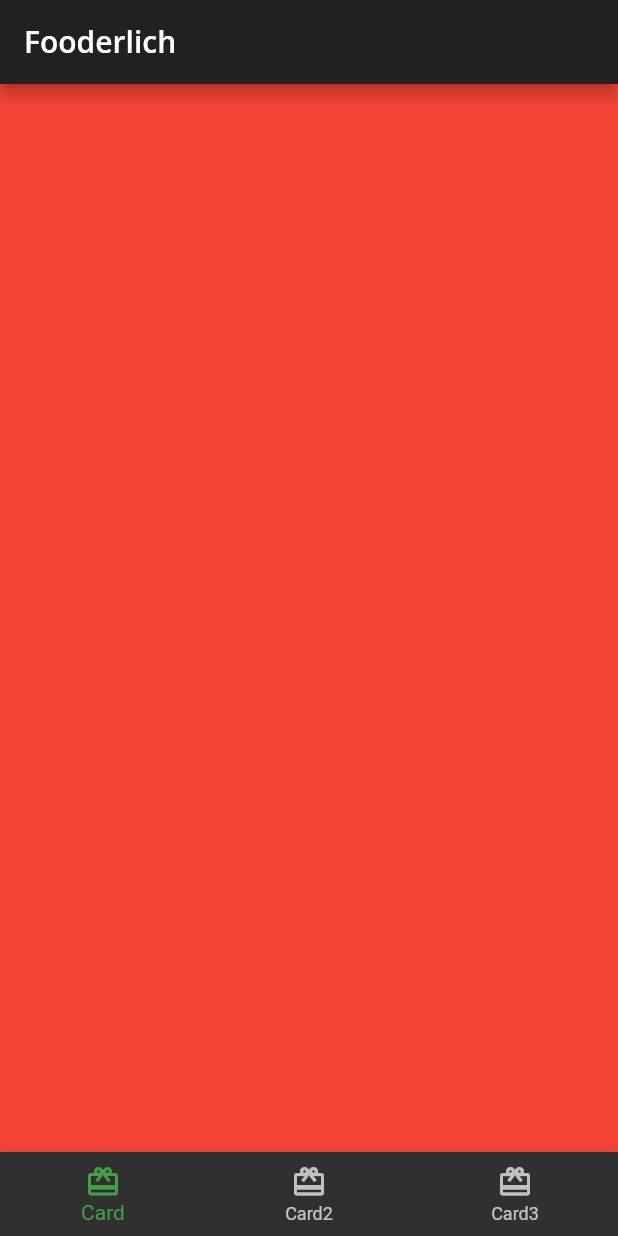
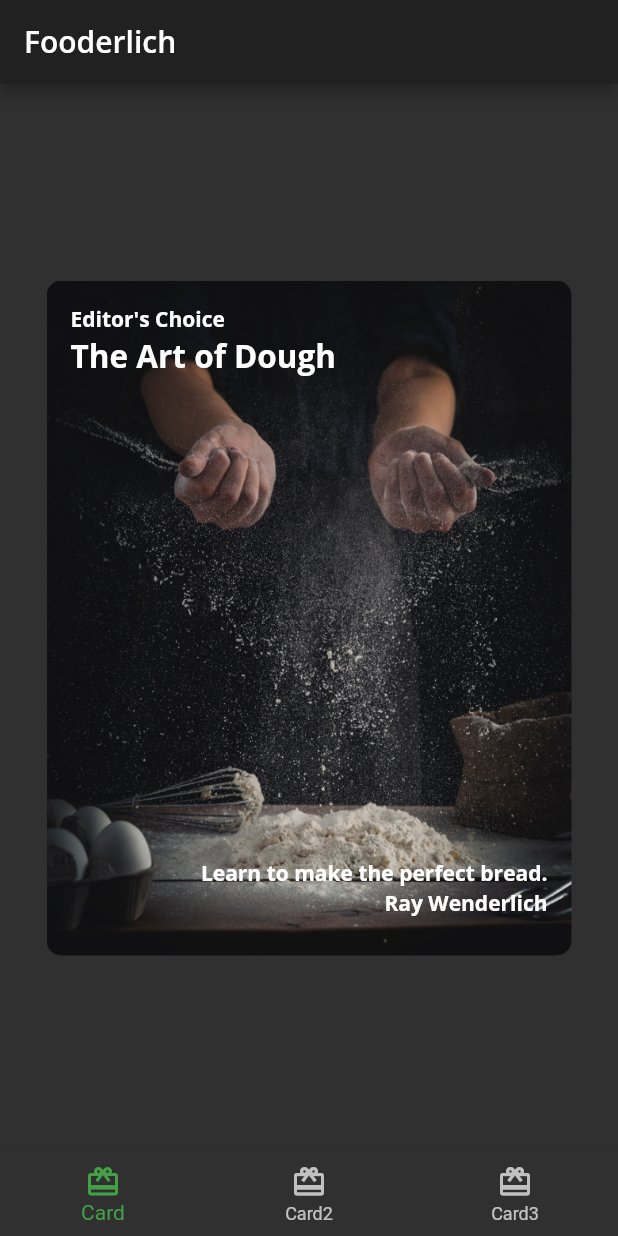
Before and after one commit to EugeneAlexandrov/flutter_project, a Flutter app: the screen it shows after launch, on a phone screen of 412 x 824 dp. Run offline on Flutter 3.47's test engine with Material 2 defaults, Android fonts, the phone set to English and light mode, and no system bars; our stand-ins replace google_fonts.

Commit message:
add card1 and asset images

```diff
--- /dev/null
+++ b/lib/card1.dart
@@ -0,0 +1,47 @@
+import 'package:flutter/material.dart';
+import 'package:fooderlich/fooderlich_theme.dart';
+
+class Card1 extends StatelessWidget {
+  const Card1({Key? key}) : super(key: key);
+
+  final String category = 'Editor\'s Choice';
+  final String title = 'The Art of Dough';
+  final String description = 'Learn to make the perfect bread.';
+  final String chef = 'Ray Wenderlich';
+
+  @override
+  Widget build(BuildContext context) {
+    return Center(
+      child: Container(
+        padding: const EdgeInsets.all(16),
+        constraints: const BoxConstraints.expand(width: 350, height: 450),
+        decoration: BoxDecoration(
+          image: DecorationImage(
+            image: AssetImage('assets/mag1.png'),
+            fit: BoxFit.fill,
+          ),
+          borderRadius: BorderRadius.all(Radius.circular(10.0)),
+        ),
+        child: Stack(
+          children: [
+            Text(category, style: FooderlichTheme.darkTextTheme.bodyText1),
+            Positioned(
+                top: 20,
+                child: Text(title,
+                    style: FooderlichTheme.darkTextTheme.headline2)),
+            Positioned(
+                bottom: 30,
+                right: 0,
+                child: Text(description,
+                    style: FooderlichTheme.darkTextTheme.bodyText1)),
+            Positioned(
+                bottom: 10,
+                right: 0,
+                child:
+                    Text(chef, style: FooderlichTheme.darkTextTheme.bodyText1)),
+          ],
+        ),
+      ),
+    );
+  }
+}
--- a/lib/home.dart
+++ b/lib/home.dart
@@ -1,4 +1,6 @@
 import 'package:flutter/material.dart';
+
+import 'card1.dart';
 
 class Home extends StatefulWidget {
   const Home({Key? key}) : super(key: key);
@@ -11,7 +13,7 @@ class _HomeState extends State<Home> {
   int _selectedIndex = 0;
 
   static List pages = <Widget>[
-    Container(color: Colors.red),
+    const Card1(),
     Container(color: Colors.green),
     Container(color: Colors.blue),
   ];
```
Also changed, not shown: assets/author_katz.jpeg (added), assets/mag1.png (added), assets/mag2.png (added), assets/mag3.png (added), assets/mag4.png (added), assets/mag5.png (added).
